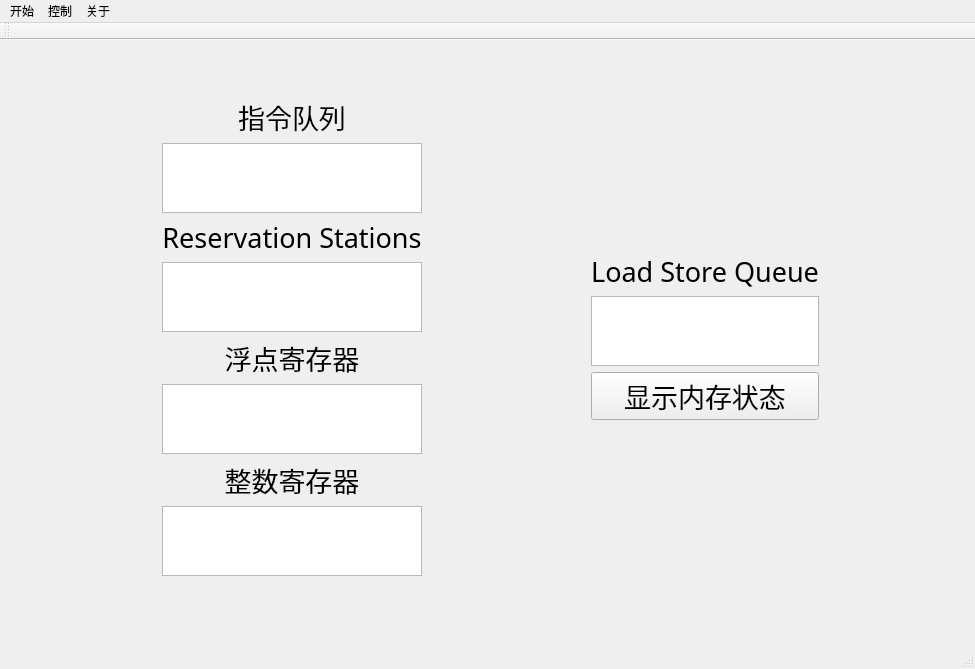
Above: mainwindow.ui from ttbachyinsda/Tomasulo before the change. Below: the same form after it.
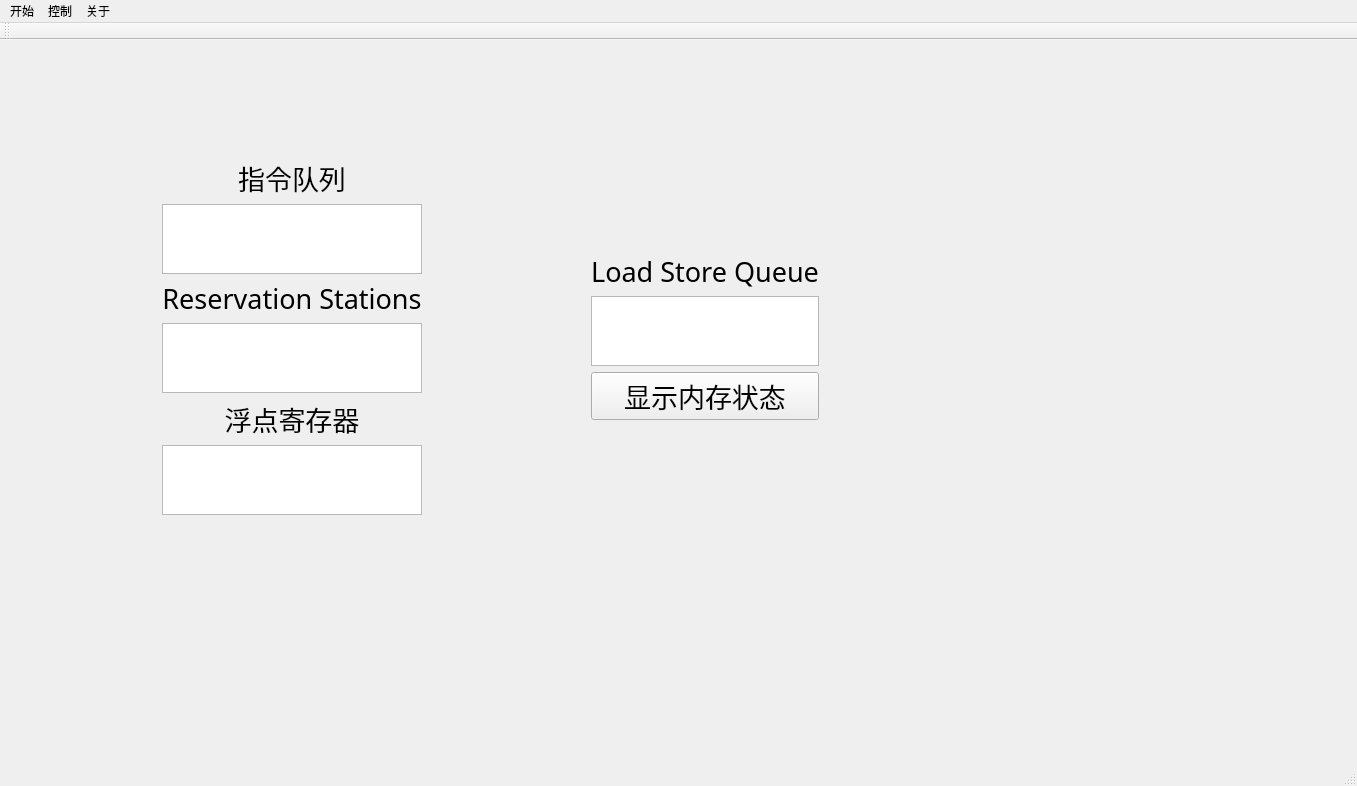
That is the form after the change.

Patch:
```diff
--- a/mainwindow.ui
+++ b/mainwindow.ui
@@ -6,8 +6,8 @@
    <rect>
     <x>0</x>
     <y>0</y>
-    <width>975</width>
-    <height>669</height>
+    <width>1357</width>
+    <height>786</height>
    </rect>
   </property>
   <property name="windowTitle">
@@ -190,47 +190,6 @@
          </attribute>
         </widget>
        </item>
-       <item>
-        <widget class="QLabel" name="label_8">
-         <property name="font">
-          <font>
-           <family>微软雅黑</family>
-           <pointsize>20</pointsize>
-          </font>
-         </property>
-         <property name="text">
-          <string>整数寄存器</string>
-         </property>
-         <property name="alignment">
-          <set>Qt::AlignCenter</set>
-         </property>
-        </widget>
-       </item>
-       <item>
-        <widget class="QTableWidget" name="RU">
-         <property name="sizePolicy">
-          <sizepolicy hsizetype="Preferred" vsizetype="Preferred">
-           <horstretch>0</horstretch>
-           <verstretch>0</verstretch>
-          </sizepolicy>
-         </property>
-         <property name="verticalScrollBarPolicy">
-          <enum>Qt::ScrollBarAsNeeded</enum>
-         </property>
-         <property name="horizontalScrollBarPolicy">
-          <enum>Qt::ScrollBarAsNeeded</enum>
-         </property>
-         <property name="sizeAdjustPolicy">
-          <enum>QAbstractScrollArea::AdjustToContents</enum>
-         </property>
-         <property name="editTriggers">
-          <set>QAbstractItemView::NoEditTriggers</set>
-         </property>
-         <attribute name="verticalHeaderVisible">
-          <bool>false</bool>
-         </attribute>
-        </widget>
-       </item>
        <item>
         <spacer name="verticalSpacer_4">
          <property name="orientation">
@@ -367,7 +326,7 @@
     <rect>
      <x>0</x>
      <y>0</y>
-     <width>975</width>
+     <width>1357</width>
      <height>23</height>
     </rect>
    </property>
```
